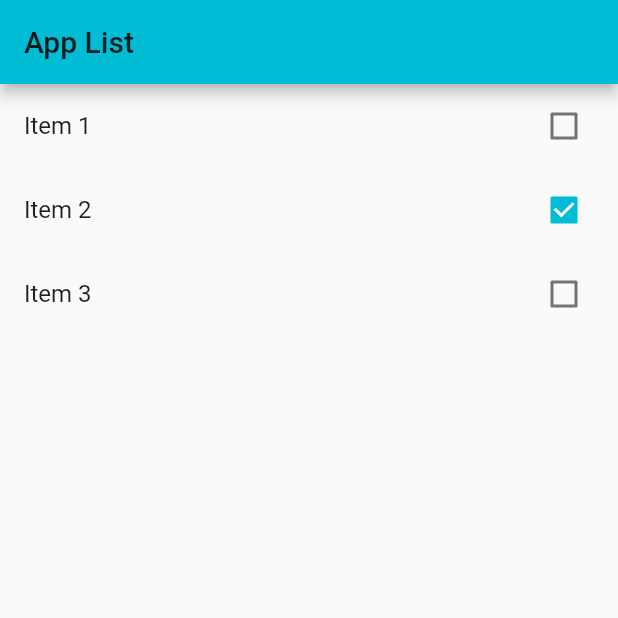
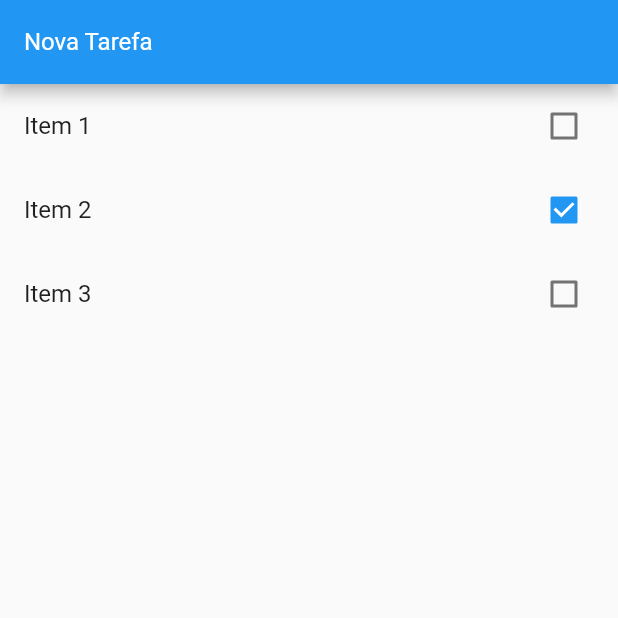
Before and after one commit to SalesMatheus/flutter-app, a Flutter app: the screen it shows after launch, on a phone screen of 412 x 824 dp, the top half of it. Run offline on Flutter 3.47's test engine with Material 2 defaults, Android fonts, the phone set to English and light mode, and no system bars.

Commit message:
Inserindo Textform

```diff
--- a/lib/main.dart
+++ b/lib/main.dart
@@ -11,7 +11,7 @@ class App extends StatelessWidget {
       title: 'Flutter App',
       debugShowCheckedModeBanner: false,
       theme: ThemeData(
-        primarySwatch: Colors.cyan,
+        primarySwatch: Colors.blue,
       ),
       home: HomePage(),
     );
@@ -32,11 +32,26 @@ class HomePage extends StatefulWidget {
 }
 
 class _HomePageState extends State<HomePage> {
+  var newTaskCtrl = TextEditingController();
+
   @override
   Widget build(BuildContext context) {
     return Scaffold(
       appBar: AppBar(
-        title: Text("App List"),
+        title: TextFormField(
+          controller: newTaskCtrl,
+          keyboardType: TextInputType.text,
+          style: TextStyle(
+            color: Colors.white,
+            fontSize: 16,
+          ),
+          decoration: InputDecoration(
+            labelText: "Nova Tarefa",
+            labelStyle: TextStyle(
+              color: Colors.white,
+            ),
+          ),
+        ),
       ),
       body: ListView.builder(
         itemCount: widget.items.length,
```
